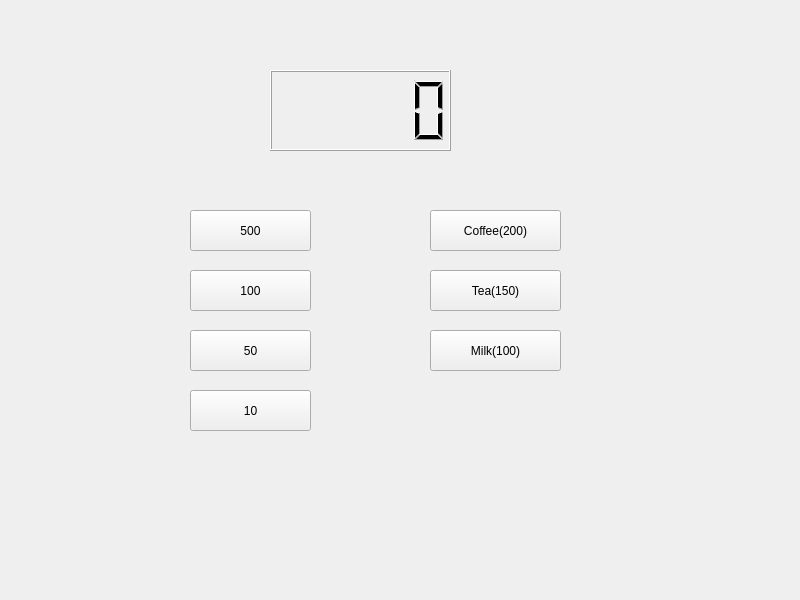
Old version of the form widget.ui in the repository jiravvit/vending-machine.
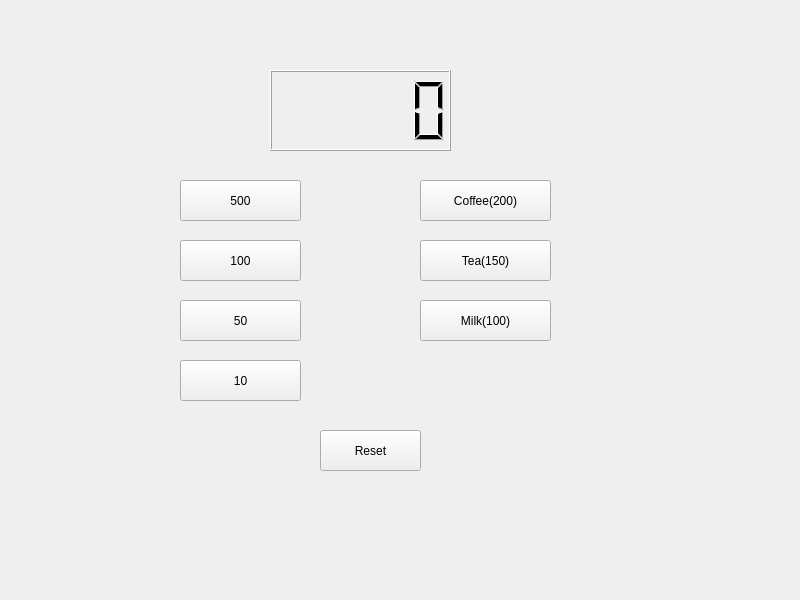
New version of the form.

Commit message: Add Reset Func

The edit to the form file:
```diff
--- a/widget.ui
+++ b/widget.ui
@@ -26,8 +26,8 @@
   <widget class="QPushButton" name="pbCoin500">
    <property name="geometry">
     <rect>
-     <x>190</x>
-     <y>210</y>
+     <x>180</x>
+     <y>180</y>
      <width>121</width>
      <height>41</height>
     </rect>
@@ -39,8 +39,8 @@
   <widget class="QPushButton" name="pbCoin100">
    <property name="geometry">
     <rect>
-     <x>190</x>
-     <y>270</y>
+     <x>180</x>
+     <y>240</y>
      <width>121</width>
      <height>41</height>
     </rect>
@@ -52,8 +52,8 @@
   <widget class="QPushButton" name="pbCoin50">
    <property name="geometry">
     <rect>
-     <x>190</x>
-     <y>330</y>
+     <x>180</x>
+     <y>300</y>
      <width>121</width>
      <height>41</height>
     </rect>
@@ -65,8 +65,8 @@
   <widget class="QPushButton" name="pbCoin10">
    <property name="geometry">
     <rect>
-     <x>190</x>
-     <y>390</y>
+     <x>180</x>
+     <y>360</y>
      <width>121</width>
      <height>41</height>
     </rect>
@@ -78,8 +78,8 @@
   <widget class="QPushButton" name="pbCoffee">
    <property name="geometry">
     <rect>
-     <x>430</x>
-     <y>210</y>
+     <x>420</x>
+     <y>180</y>
      <width>131</width>
      <height>41</height>
     </rect>
@@ -91,8 +91,8 @@
   <widget class="QPushButton" name="pbMilk">
    <property name="geometry">
     <rect>
-     <x>430</x>
-     <y>330</y>
+     <x>420</x>
+     <y>300</y>
      <width>131</width>
      <height>41</height>
     </rect>
@@ -104,8 +104,8 @@
   <widget class="QPushButton" name="pbTea">
    <property name="geometry">
     <rect>
-     <x>430</x>
-     <y>270</y>
+     <x>420</x>
+     <y>240</y>
      <width>131</width>
      <height>41</height>
     </rect>
@@ -114,6 +114,19 @@
     <string>Tea(150)</string>
    </property>
   </widget>
+  <widget class="QPushButton" name="pbReset">
+   <property name="geometry">
+    <rect>
+     <x>320</x>
+     <y>430</y>
+     <width>101</width>
+     <height>41</height>
+    </rect>
+   </property>
+   <property name="text">
+    <string>Reset</string>
+   </property>
+  </widget>
  </widget>
  <resources/>
  <connections/>
```
The commit also changes 2 other files.
